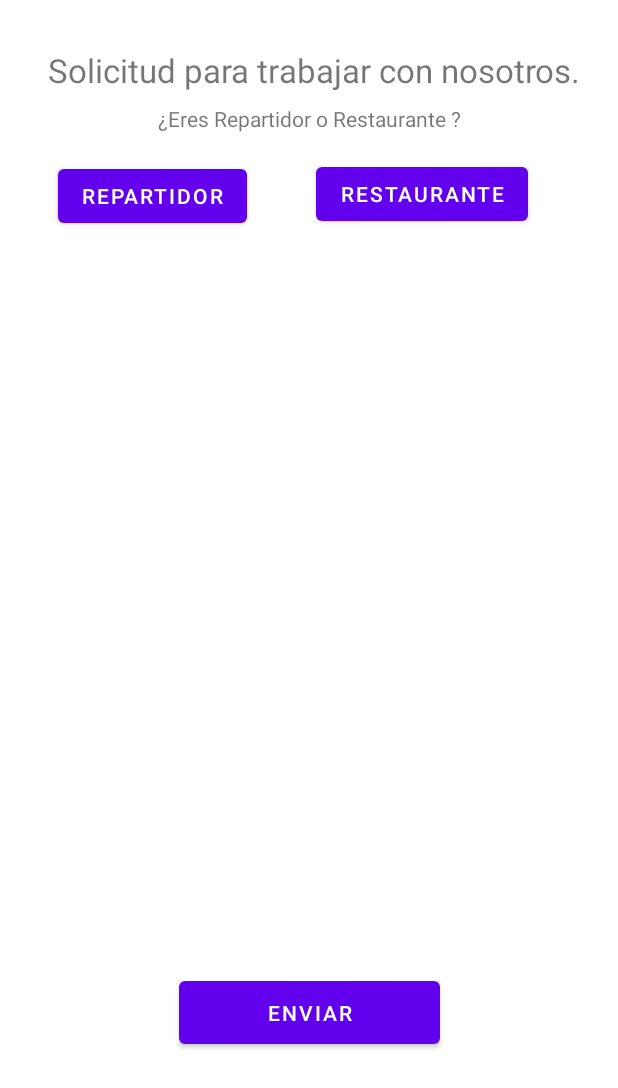
After one commit to Shockynio/Trabajo_Final_Grupo_11_DAM, an Android app: the layout activity_login_solicitud.xml on its own in the app's theme, with its tools: preview values and no code run, on a phone screen of 412 x 824 dp. The commit adds this screen. Shown: the top 1088 px of the screen. Run offline under Robolectric (Android 15) with nearby library versions, the light colour scheme and no system bars.

Commit message:
Login Solicitud Repartidor y Restaurante

```diff
--- a/app/src/main/java/com/example/trabajo_final_grupo_11_dam/LoginSolicitudActivity.java
+++ b/app/src/main/java/com/example/trabajo_final_grupo_11_dam/LoginSolicitudActivity.java
@@ -1,4 +1,97 @@
 package com.example.trabajo_final_grupo_11_dam;
 
-public class LoginSolicitudActivity {
+import androidx.appcompat.app.AppCompatActivity;
+
+import android.annotation.SuppressLint;
+import android.os.Bundle;
+import android.view.View;
+import android.widget.EditText;
+
+public class LoginSolicitudActivity extends AppCompatActivity implements  View.OnClickListener{
+    EditText txtNombre,txtEmail,texttelefono,txtDireccion,txtExperienciaRepartidor,txtmasinfo,txtTipoDeComida,txtNombreRestaurante;
+    @SuppressLint("MissingInflatedId")
+    @Override
+    protected void onCreate(Bundle savedInstanceState) {
+        super.onCreate(savedInstanceState);
+        setContentView(R.layout.activity_login_solicitud);
+
+
+        txtNombre = (EditText) findViewById(R.id.txtNombre);
+        txtNombreRestaurante = (EditText) findViewById(R.id.txtNombreRestaurante);
+        txtEmail = (EditText) findViewById(R.id.txtEmail);
+        texttelefono = (EditText) findViewById(R.id.texttelefono);
+        txtDireccion = (EditText) findViewById(R.id.txtDireccion);
+        txtExperienciaRepartidor = (EditText) findViewById(R.id.txtExperienciaRepartidor);
+        txtmasinfo = (EditText) findViewById(R.id.txtmasinfo);
+        txtTipoDeComida = (EditText) findViewById(R.id.txtTipoDeComida);
+
+        findViewById(R.id.btRepartidor).setOnClickListener(this);
+        findViewById(R.id.btRestaurante).setOnClickListener(this);
+        findViewById(R.id.btEnviar).setOnClickListener(this);
+    }
+
+
+    @Override
+    public void onClick(View view) {
+
+        switch (view.getId()){
+
+            case R.id.btRepartidor:
+                if (txtNombre.getVisibility() == View. INVISIBLE);
+                {
+                txtNombre.setVisibility(View.VISIBLE);
+
+                txtNombreRestaurante.setVisibility(View.INVISIBLE);
+                }
+                if (txtEmail.getVisibility() == View. INVISIBLE);{
+                txtEmail.setVisibility(View.VISIBLE);
+                }
+                if (texttelefono.getVisibility() == View. INVISIBLE);{
+                texttelefono.setVisibility(View.VISIBLE);
+                }
+                if (txtDireccion.getVisibility() == View. INVISIBLE);{
+                txtDireccion.setVisibility(View.VISIBLE);
+                }
+                if (txtExperienciaRepartidor.getVisibility() == View. INVISIBLE);{
+                txtExperienciaRepartidor.setVisibility(View.VISIBLE);
+
+
+                txtTipoDeComida.setVisibility(View.INVISIBLE);
+                }
+                if (txtmasinfo.getVisibility() == View. INVISIBLE);{
+                txtmasinfo.setVisibility(View.VISIBLE);
+                }
+            break;
+            case R.id.btRestaurante:
+                if (txtNombreRestaurante.getVisibility() == View. INVISIBLE);{
+                txtNombreRestaurante.setVisibility(View.VISIBLE);
+
+
+                txtNombre.setVisibility(View.INVISIBLE);
+                }
+                if (txtEmail.getVisibility() == View. INVISIBLE);{
+                txtEmail.setVisibility(View.VISIBLE);
+                }
+                if (texttelefono.getVisibility() == View. INVISIBLE);{
+                texttelefono.setVisibility(View.VISIBLE);
+                }
+                if (txtDireccion.getVisibility() == View. INVISIBLE);{
+                txtDireccion.setVisibility(View.VISIBLE);
+                }
+                if (txtmasinfo.getVisibility() == View. INVISIBLE);{
+                txtmasinfo.setVisibility(View.VISIBLE);
+                }
+                if (txtTipoDeComida.getVisibility() == View. INVISIBLE);{
+                txtTipoDeComida.setVisibility(View.VISIBLE);
+
+                txtExperienciaRepartidor.setVisibility(View.INVISIBLE);
+
+                }
+
+                break;
+
+
+        }
+
+    }
 }
--- a/app/src/main/java/com/example/trabajo_final_grupo_11_dam/SplashActivity.java
+++ b/app/src/main/java/com/example/trabajo_final_grupo_11_dam/SplashActivity.java
@@ -17,6 +17,7 @@ public class SplashActivity extends AppCompatActivity {
         protected void onCreate(Bundle savedInstanceState) {
             super.onCreate(savedInstanceState);
             setContentView(R.layout.activity_splash);
+
 
             tv_bienvenida = findViewById(R.id.tv_bienvenida);
 
--- /dev/null
+++ b/app/src/main/res/layout/activity_login_solicitud.xml
@@ -0,0 +1,190 @@
+<?xml version="1.0" encoding="utf-8"?>
+<androidx.constraintlayout.widget.ConstraintLayout xmlns:android="http://schemas.android.com/apk/res/android"
+    xmlns:app="http://schemas.android.com/apk/res-auto"
+    xmlns:tools="http://schemas.android.com/tools"
+    android:layout_width="match_parent"
+    android:layout_height="match_parent"
+    tools:context=".LoginSolicitudActivity">
+
+    <EditText
+        android:id="@+id/txtNombreRestaurante"
+        android:layout_width="312dp"
+        android:layout_height="48dp"
+        android:layout_marginTop="24dp"
+        android:ems="10"
+        android:hint="@string/texNombreRestaurante"
+        android:inputType="textPersonName"
+        android:visibility="invisible"
+        app:layout_constraintEnd_toEndOf="parent"
+        app:layout_constraintHorizontal_bias="0.393"
+        app:layout_constraintStart_toStartOf="parent"
+        app:layout_constraintTop_toBottomOf="@+id/btRestaurante"
+        tools:visibility="invisible" />
+
+    <EditText
+        android:id="@+id/txtTipoDeComida"
+        android:layout_width="312dp"
+        android:layout_height="48dp"
+        android:layout_marginTop="12dp"
+        android:ems="10"
+        android:hint="@string/texTipoComida"
+        android:inputType="textPersonName"
+        android:visibility="invisible"
+        app:layout_constraintEnd_toEndOf="parent"
+        app:layout_constraintHorizontal_bias="0.393"
+        app:layout_constraintStart_toStartOf="parent"
+        app:layout_constraintTop_toBottomOf="@+id/txtDireccion"
+        tools:visibility="invisible" />
+
+    <EditText
+        android:id="@+id/txtmasinfo"
+        android:layout_width="312dp"
+        android:layout_height="48dp"
+        android:layout_marginTop="12dp"
+        android:ems="10"
+        android:hint="@string/texMasInfo"
+        android:inputType="textPersonName"
+        android:visibility="invisible"
+        app:layout_constraintEnd_toEndOf="parent"
+        app:layout_constraintHorizontal_bias="0.393"
+        app:layout_constraintStart_toStartOf="parent"
+        app:layout_constraintTop_toBottomOf="@+id/txtTipoDeComida"
+        tools:visibility="invisible" />
+
+    <EditText
+        android:id="@+id/txtExperienciaRepartidor"
+        android:layout_width="312dp"
+        android:layout_height="48dp"
+        android:ems="10"
+        android:hint="@string/texExperiencia"
+        android:inputType="textPersonName"
+        android:visibility="invisible"
+        app:layout_constraintBottom_toBottomOf="@+id/txtTipoDeComida"
+        app:layout_constraintEnd_toEndOf="parent"
+        app:layout_constraintHorizontal_bias="0.393"
+        app:layout_constraintStart_toStartOf="parent"
+        app:layout_constraintTop_toBottomOf="@+id/txtDireccion"
+        app:layout_constraintVertical_bias="1.0"
+        tools:visibility="invisible" />
+
+    <EditText
+        android:id="@+id/txtDireccion"
+        android:layout_width="312dp"
+        android:layout_height="48dp"
+        android:layout_marginTop="12dp"
+        android:ems="10"
+        android:hint="@string/texDirección"
+        android:inputType="textPersonName"
+        android:visibility="invisible"
+        app:layout_constraintEnd_toEndOf="parent"
+        app:layout_constraintHorizontal_bias="0.393"
+        app:layout_constraintStart_toStartOf="parent"
+        app:layout_constraintTop_toBottomOf="@+id/texttelefono"
+        tools:visibility="invisible" />
+
+    <TextView
+        android:id="@+id/texSolicitudTrabajo"
+        android:layout_width="385dp"
+        android:layout_height="37dp"
+        android:text="@string/texSolicitudTrabajo"
+        android:textAlignment="center"
+        android:textSize="22sp"
+        app:layout_constraintBottom_toBottomOf="parent"
+        app:layout_constraintEnd_toEndOf="parent"
+        app:layout_constraintHorizontal_bias="0.615"
+        app:layout_constraintStart_toStartOf="parent"
+        app:layout_constraintTop_toTopOf="parent"
+        app:layout_constraintVertical_bias="0.041" />
+
+    <Button
+        android:id="@+id/btRepartidor"
+        android:layout_width="wrap_content"
+        android:layout_height="wrap_content"
+        android:text="Repartidor"
+
+
+        app:layout_constraintBottom_toBottomOf="parent"
+        app:layout_constraintEnd_toStartOf="@+id/btRestaurante"
+        app:layout_constraintHorizontal_bias="0.458"
+        app:layout_constraintStart_toStartOf="parent"
+        app:layout_constraintTop_toBottomOf="@+id/texSolicitudTrabajo"
+        app:layout_constraintVertical_bias="0.053" />
+
+    <Button
+        android:id="@+id/btRestaurante"
+        android:layout_width="wrap_content"
+        android:layout_height="wrap_content"
+        android:layout_marginEnd="60dp"
+        android:text="Restaurante"
+        app:layout_constraintBottom_toBottomOf="parent"
+        app:layout_constraintEnd_toEndOf="parent"
+        app:layout_constraintTop_toBottomOf="@+id/texSolicitudTrabajo"
+        app:layout_constraintVertical_bias="0.051" />
+
+    <EditText
+        android:id="@+id/txtNombre"
+        android:layout_width="312dp"
+        android:layout_height="48dp"
+        android:layout_marginTop="24dp"
+        android:ems="10"
+        android:hint="@string/texNombreyApellidos"
+        android:inputType="textPersonName"
+        android:visibility="invisible"
+        app:layout_constraintEnd_toEndOf="parent"
+        app:layout_constraintHorizontal_bias="0.393"
+        app:layout_constraintStart_toStartOf="parent"
+        app:layout_constraintTop_toBottomOf="@+id/btRestaurante"
+        tools:visibility="invisible" />
+
+    <EditText
+        android:id="@+id/txtEmail"
+        android:layout_width="312dp"
+        android:layout_height="48dp"
+        android:layout_marginTop="12dp"
+        android:ems="10"
+        android:hint="@string/texEmail"
+        android:inputType="textEmailAddress"
+        android:visibility="invisible"
+        app:layout_constraintEnd_toEndOf="parent"
+        app:layout_constraintHorizontal_bias="0.393"
+        app:layout_constraintStart_toStartOf="parent"
+        app:layout_constraintTop_toBottomOf="@+id/txtNombreRestaurante"
+        tools:visibility="invisible" />
+
+    <EditText
+        android:id="@+id/texttelefono"
+        android:layout_width="312dp"
+        android:layout_height="48dp"
+        android:layout_marginTop="12dp"
+        android:ems="10"
+        android:hint="@string/texTelefono"
+        android:inputType="phone"
+        android:visibility="invisible"
+        app:layout_constraintEnd_toEndOf="parent"
+        app:layout_constraintHorizontal_bias="0.393"
+        app:layout_constraintStart_toStartOf="parent"
+        app:layout_constraintTop_toBottomOf="@+id/txtEmail"
+        tools:visibility="invisible" />
+
+    <Button
+        android:id="@+id/btEnviar"
+        android:layout_width="174dp"
+        android:layout_height="54dp"
+        android:text="Enviar"
+        app:layout_constraintBottom_toBottomOf="parent"
+        app:layout_constraintEnd_toEndOf="parent"
+        app:layout_constraintStart_toStartOf="parent"
+        app:layout_constraintTop_toBottomOf="@+id/txtmasinfo" />
+
+    <TextView
+        android:id="@+id/textView"
+        android:layout_width="wrap_content"
+        android:layout_height="wrap_content"
+        android:text="¿Eres Repartidor o Restaurante ?"
+        app:layout_constraintBottom_toBottomOf="parent"
+        app:layout_constraintEnd_toEndOf="parent"
+        app:layout_constraintStart_toStartOf="parent"
+        app:layout_constraintTop_toBottomOf="@+id/texSolicitudTrabajo"
+        app:layout_constraintVertical_bias="0.0" />
+
+</androidx.constraintlayout.widget.ConstraintLayout>
--- a/app/src/main/res/values/strings.xml
+++ b/app/src/main/res/values/strings.xml
@@ -1,3 +1,12 @@
 <resources>
     <string name="app_name">Trabajo_Final_Grupo_11_DAM</string>
+    <string name="texSolicitudTrabajo">Solicitud para trabajar con nosotros.</string>
+    <string name="texNombreyApellidos">Nombre y apellidos.</string>
+    <string name="texEmail">Email.</string>
+    <string name="texTelefono">Telefono.</string>
+    <string name="texDirección">Dirección.</string>
+    <string name="texExperiencia">Experiencia.</string>
+    <string name="texMasInfo">Más información .....</string>
+    <string name="texNombreRestaurante">Nombre del Restaurante.</string>
+    <string name="texTipoComida">Tipo de comida.</string>
 </resources>
--- a/build.gradle
+++ b/build.gradle
@@ -1,5 +1,5 @@
 // Top-level build file where you can add configuration options common to all sub-projects/modules.
 plugins {
-    id 'com.android.application' version '7.3.1' apply false
-    id 'com.android.library' version '7.3.1' apply false
+    id 'com.android.application' version '7.4.2' apply false
+    id 'com.android.library' version '7.4.2' apply false
 }
```
Also changed, not shown: app/src/main/AndroidManifest.xml (+6 -3 lines).
